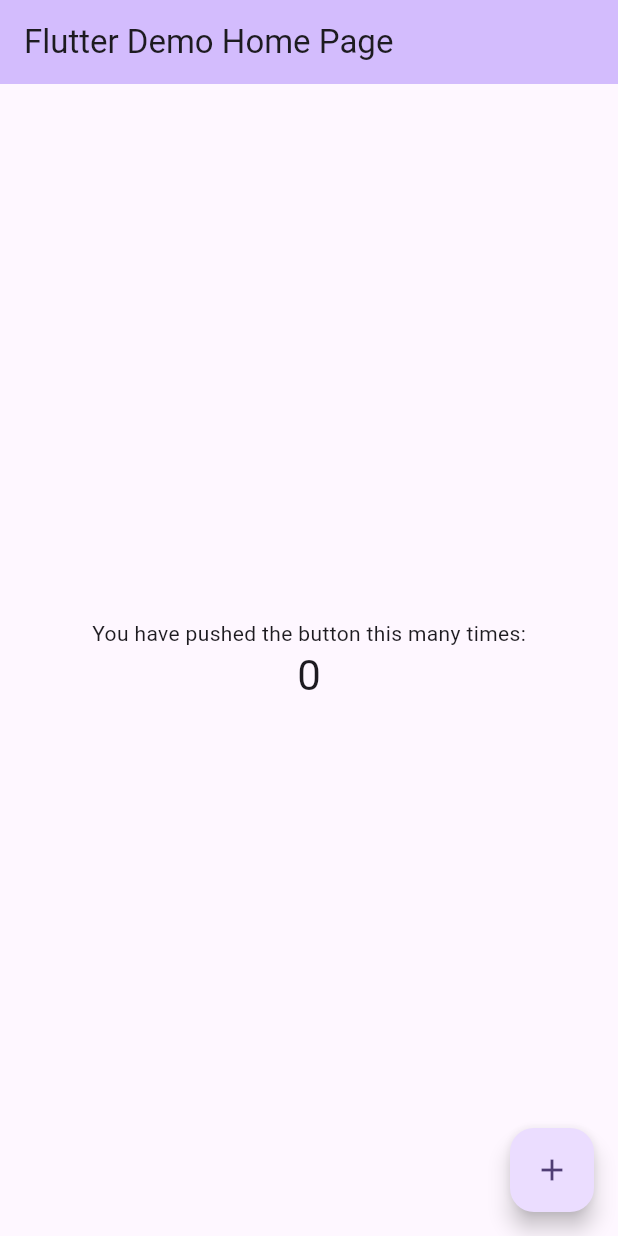
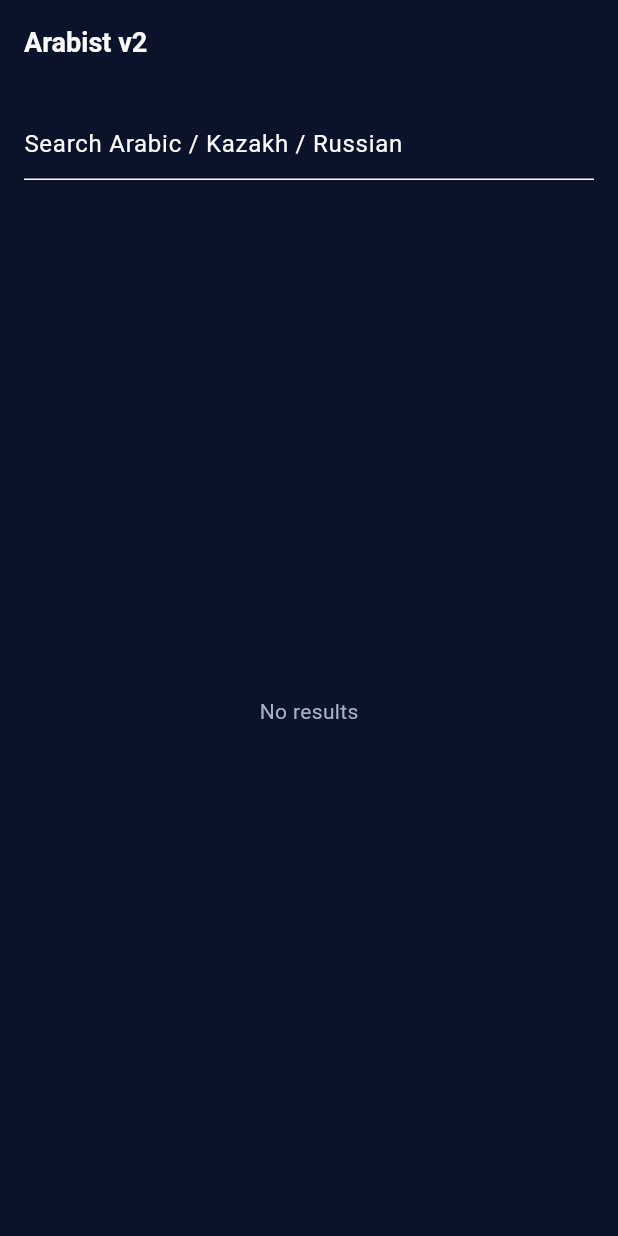
Before and after one commit to zhetenov/arabist-v2-app, a Flutter app: the screen it shows after launch, on a phone screen of 412 x 824 dp. Run offline on Flutter 3.47's test engine with Material 3 defaults, Android fonts, the light colour scheme and no system bars; our stand-ins replace equatable, sqflite; accounts and stored records are empty.

Commit message:
feat: add dictionary page, app_theme

```diff
--- a/lib/main.dart
+++ b/lib/main.dart
@@ -1,122 +1,11 @@
 import 'package:flutter/material.dart';
+import 'src/app/arabist_app.dart';
 
-void main() {
-  runApp(const MyApp());
+Future<void> main() async {
+  WidgetsFlutterBinding.ensureInitialized();
+
+  // Если будет база, SharedPreferences, и т.д. — можно инициализировать тут
+  // await AppInitializer.init();
+
+  runApp(const ArabistApp());
 }
-
-class MyApp extends StatelessWidget {
-  const MyApp({super.key});
-
-  // This widget is the root of your application.
-  @override
-  Widget build(BuildContext context) {
-    return MaterialApp(
-      title: 'Flutter Demo',
-      theme: ThemeData(
-        // This is the theme of your application.
-        //
-        // TRY THIS: Try running your application with "flutter run". You'll see
-        // the application has a purple toolbar. Then, without quitting the app,
-        // try changing the seedColor in the colorScheme below to Colors.green
-        // and then invoke "hot reload" (save your changes or press the "hot
-        // reload" button in a Flutter-supported IDE, or press "r" if you used
-        // the command line to start the app).
-        //
-        // Notice that the counter didn't reset back to zero; the application
-        // state is not lost during the reload. To reset the state, use hot
-        // restart instead.
-        //
-        // This works for code too, not just values: Most code changes can be
-        // tested with just a hot reload.
-        colorScheme: ColorScheme.fromSeed(seedColor: Colors.deepPurple),
-      ),
-      home: const MyHomePage(title: 'Flutter Demo Home Page'),
-    );
-  }
-}
-
-class MyHomePage extends StatefulWidget {
-  const MyHomePage({super.key, required this.title});
-
-  // This widget is the home page of your application. It is stateful, meaning
-  // that it has a State object (defined below) that contains fields that affect
-  // how it looks.
-
-  // This class is the configuration for the state. It holds the values (in this
-  // case the title) provided by the parent (in this case the App widget) and
-  // used by the build method of the State. Fields in a Widget subclass are
-  // always marked "final".
-
-  final String title;
-
-  @override
-  State<MyHomePage> createState() => _MyHomePageState();
-}
-
-class _MyHomePageState extends State<MyHomePage> {
-  int _counter = 0;
-
-  void _incrementCounter() {
-    setState(() {
-      // This call to setState tells the Flutter framework that something has
-      // changed in this State, which causes it to rerun the build method below
-      // so that the display can reflect the updated values. If we changed
-      // _counter without calling setState(), then the build method would not be
-      // called again, and so nothing would appear to happen.
-      _counter++;
-    });
-  }
-
-  @override
-  Widget build(BuildContext context) {
-    // This method is rerun every time setState is called, for instance as done
-    // by the _incrementCounter method above.
-    //
-    // The Flutter framework has been optimized to make rerunning build methods
-    // fast, so that you can just rebuild anything that needs updating rather
-    // than having to individually change instances of widgets.
-    return Scaffold(
-      appBar: AppBar(
-        // TRY THIS: Try changing the color here to a specific color (to
-        // Colors.amber, perhaps?) and trigger a hot reload to see the AppBar
-        // change color while the other colors stay the same.
-        backgroundColor: Theme.of(context).colorScheme.inversePrimary,
-        // Here we take the value from the MyHomePage object that was created by
-        // the App.build method, and use it to set our appbar title.
-        title: Text(widget.title),
-      ),
-      body: Center(
-        // Center is a layout widget. It takes a single child and positions it
-        // in the middle of the parent.
-        child: Column(
-          // Column is also a layout widget. It takes a list of children and
-          // arranges them vertically. By default, it sizes itself to fit its
-          // children horizontally, and tries to be as tall as its parent.
-          //
-          // Column has various properties to control how it sizes itself and
-          // how it positions its children. Here we use mainAxisAlignment to
-          // center the children vertically; the main axis here is the vertical
-          // axis because Columns are vertical (the cross axis would be
-          // horizontal).
-          //
-          // TRY THIS: Invoke "debug painting" (choose the "Toggle Debug Paint"
-          // action in the IDE, or press "p" in the console), to see the
-          // wireframe for each widget.
-          mainAxisAlignment: MainAxisAlignment.center,
-          children: <Widget>[
-            const Text('You have pushed the button this many times:'),
-            Text(
-              '$_counter',
-              style: Theme.of(context).textTheme.headlineMedium,
-            ),
-          ],
-        ),
-      ),
-      floatingActionButton: FloatingActionButton(
-        onPressed: _incrementCounter,
-        tooltip: 'Increment',
-        child: const Icon(Icons.add),
-      ), // This trailing comma makes auto-formatting nicer for build methods.
-    );
-  }
-}
--- /dev/null
+++ b/lib/src/app/app_theme.dart
@@ -0,0 +1,75 @@
+import 'package:flutter/material.dart';
+
+class AppTheme {
+  static const Color background = Color(0xFF0B132B);
+  static const Color surface = Color(0xFF14213D);
+  static const Color accent = Color(0xFF00FFC6);
+  static const Color gold = Color(0xFFF4D03F);
+  static const Color textPrimary = Color(0xFFF9FAFB);
+  static const Color textSecondary = Color(0xFFA3B3C3);
+  static const Color shadow = Colors.black26;
+
+  static ThemeData darkTheme = ThemeData(
+    brightness: Brightness.dark,
+    scaffoldBackgroundColor: background,
+    useMaterial3: true,
+
+    colorScheme: const ColorScheme.dark(
+      primary: accent,
+      secondary: gold,
+      surface: surface,
+      background: background,
+      onPrimary: Colors.black,
+      onSurface: textPrimary,
+    ),
+
+    appBarTheme: const AppBarTheme(
+      backgroundColor: Colors.transparent,
+      elevation: 0,
+      titleTextStyle: TextStyle(
+        color: textPrimary,
+        fontWeight: FontWeight.w600,
+        fontSize: 18,
+      ),
+      iconTheme: IconThemeData(color: textPrimary),
+    ),
+
+    textTheme: const TextTheme(
+      bodyLarge: TextStyle(color: textPrimary, fontSize: 16),
+      bodyMedium: TextStyle(color: textSecondary, fontSize: 14),
+      headlineSmall: TextStyle(
+        color: gold,
+        fontSize: 20,
+        fontWeight: FontWeight.bold,
+        fontFamily: 'ScheherazadeNew',
+      ),
+    ),
+
+    elevatedButtonTheme: ElevatedButtonThemeData(
+      style: ElevatedButton.styleFrom(
+        backgroundColor: accent,
+        foregroundColor: Colors.black,
+        padding: const EdgeInsets.symmetric(vertical: 14, horizontal: 20),
+        shape: RoundedRectangleBorder(
+          borderRadius: BorderRadius.circular(30),
+        ),
+      ),
+    ),
+
+    cardTheme: const CardThemeData(
+      color: surface,
+      shadowColor: shadow,
+      margin: EdgeInsets.symmetric(vertical: 6, horizontal: 10),
+      shape: RoundedRectangleBorder(
+        borderRadius: BorderRadius.all(Radius.circular(16)),
+      ),
+    ),
+
+    iconTheme: const IconThemeData(color: accent, size: 22),
+
+    dividerTheme: const DividerThemeData(
+      color: Color(0xFF1F2A45),
+      thickness: 0.8,
+    ),
+  );
+}
--- /dev/null
+++ b/lib/src/app/arabist_app.dart
@@ -0,0 +1,17 @@
+import 'package:arabist_v2_app/src/features/dictionary/presentation/pages/dictionary_page.dart';
+import 'package:flutter/material.dart';
+import 'app_theme.dart';
+
+class ArabistApp extends StatelessWidget {
+  const ArabistApp({super.key});
+
+  @override
+  Widget build(BuildContext context) {
+     return MaterialApp(
+      title: 'Arabist v2',
+      debugShowCheckedModeBanner: false,
+      theme: AppTheme.darkTheme,
+      home: const DictionaryPage(),
+    );
+  }
+}
--- /dev/null
+++ b/lib/src/features/dictionary/data/models/word_model.dart
@@ -0,0 +1,30 @@
+
+import 'package:arabist_v2_app/src/features/dictionary/domain/entities/word.dart';
+
+class WordModel extends Word {
+  const WordModel({
+    required super.id,
+    required super.arabic,
+    super.kazakh,
+    super.russian,
+    super.description,
+  });
+
+  factory WordModel.fromMap(Map<String, dynamic> map) {
+    return WordModel(
+      id: map['id'] as int,
+      arabic: map['arabic'] ?? '',
+      kazakh: map['kazakh'],
+      russian: map['russian'],
+      description: map['description'],
+    );
+  }
+
+  Map<String, dynamic> toMap() => {
+        'id': id,
+        'arabic': arabic,
+        'kazakh': kazakh,
+        'russian': russian,
+        'description': description,
+      };
+}
--- /dev/null
+++ b/lib/src/features/dictionary/data/repositories/dictionary_repository_impl.dart
@@ -0,0 +1,21 @@
+import 'package:arabist_v2_app/src/core/db/app_database.dart';
+import 'package:arabist_v2_app/src/features/dictionary/data/models/word_model.dart';
+
+class DictionaryRepositoryImpl {
+  Future<List<WordModel>> searchWords(String query) async {
+    final db = await AppDatabase.instance();
+
+    final results = await db.query(
+      'words',
+      where: 'arabic LIKE ? OR kazakh LIKE ? OR russian LIKE ?',
+      whereArgs: ['%$query%', '%$query%', '%$query%'],
+    );
+
+    return results.map((e) => WordModel.fromMap(e)).toList();
+  }
+
+  Future<void> insertWord(WordModel word) async {
+    final db = await AppDatabase.instance();
+    await db.insert('words', word.toMap());
+  }
+}
--- /dev/null
+++ b/lib/src/features/dictionary/domain/entities/word.dart
@@ -0,0 +1,20 @@
+import 'package:equatable/equatable.dart';
+
+class Word extends Equatable {
+  final int id;
+  final String arabic;
+  final String? kazakh;
+  final String? russian;
+  final String? description;
+
+  const Word({
+    required this.id,
+    required this.arabic,
+    this.kazakh,
+    this.russian,
+    this.description,
+  });
+
+  @override
+  List<Object?> get props => [id, arabic, kazakh, russian, description];
+}
--- /dev/null
+++ b/lib/src/features/dictionary/presentation/pages/dictionary_page.dart
@@ -0,0 +1,54 @@
+import 'package:arabist_v2_app/src/features/dictionary/data/models/word_model.dart';
+import 'package:arabist_v2_app/src/features/dictionary/data/repositories/dictionary_repository_impl.dart';
+import 'package:flutter/material.dart';
+
+class DictionaryPage extends StatefulWidget {
+  const DictionaryPage({super.key});
+
+  @override
+  State<DictionaryPage> createState() => _DictionaryPageState();
+}
+
+class _DictionaryPageState extends State<DictionaryPage> {
+  final repo = DictionaryRepositoryImpl();
+  final controller = TextEditingController();
+  List<WordModel> words = [];
+
+  Future<void> _search(String query) async {
+    final results = await repo.searchWords(query);
+    setState(() => words = results);
+  }
+
+  @override
+  Widget build(BuildContext context) {
+    return Scaffold(
+      appBar: AppBar(title: const Text('Arabist v2')),
+      body: Padding(
+        padding: const EdgeInsets.all(16),
+        child: Column(
+          children: [
+            TextField(
+              controller: controller,
+              decoration: const InputDecoration(
+                hintText: 'Search Arabic / Kazakh / Russian',
+              ),
+              onChanged: _search,
+            ),
+            const SizedBox(height: 20),
+            Expanded(
+              child: words.isEmpty
+                  ? const Center(child: Text('No results'))
+                  : ListView.builder(
+                      itemCount: words.length,
+                      itemBuilder: (_, i) => ListTile(
+                        title: Text(words[i].arabic),
+                        subtitle: Text(words[i].kazakh ?? ''),
+                      ),
+                    ),
+            ),
+          ],
+        ),
+      ),
+    );
+  }
+}
```
Also changed, not shown: lib/src/core/db/app_database.dart (added, +55 -0 lines), pubspec.yaml (+21 -1 lines), pubspec.lock, 12 other files.
